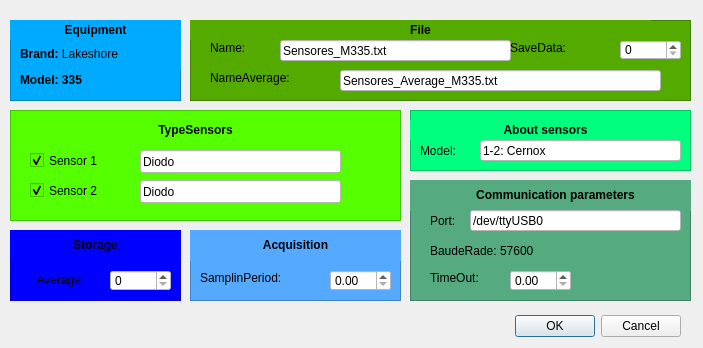
Julian-RC/Inter-Mon-Temp, file MonTemp/tercera.ui: the form before one commit.
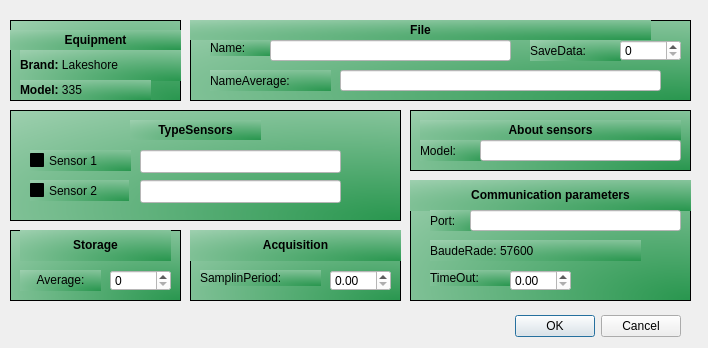
The form after the commit.

```diff
--- a/MonTemp/tercera.ui
+++ b/MonTemp/tercera.ui
@@ -6,7 +6,7 @@
    <rect>
     <x>0</x>
     <y>0</y>
-    <width>703</width>
+    <width>708</width>
     <height>348</height>
    </rect>
   </property>
@@ -39,7 +39,7 @@
     </rect>
    </property>
    <property name="styleSheet">
-    <string notr="true">background-color: rgb(85, 170, 255);
+    <string notr="true">background-color: qradialgradient(spread:pad, cx:0.531, cy:0.664773, radius:2, fx:1, fy:1, stop:0 rgba(40, 150, 78, 255), stop:1 rgba(255, 255, 255, 255));
 font: 12pt &quot;Sans Serif&quot;;</string>
    </property>
    <property name="frameShape">
@@ -57,6 +57,9 @@
       <height>31</height>
      </rect>
     </property>
+    <property name="styleSheet">
+     <string notr="true">background-color: a(0);</string>
+    </property>
     <property name="text">
      <string>&lt;html&gt;&lt;head/&gt;&lt;body&gt;&lt;p align=&quot;center&quot;&gt;&lt;span style=&quot; font-weight:600;&quot;&gt;Acquisition&lt;/span&gt;&lt;/p&gt;&lt;/body&gt;&lt;/html&gt;</string>
     </property>
@@ -70,6 +73,9 @@
       <height>16</height>
      </rect>
     </property>
+    <property name="styleSheet">
+     <string notr="true">background-color: a(0);</string>
+    </property>
     <property name="text">
      <string>SamplinPeriod:</string>
     </property>
@@ -98,7 +104,7 @@
     </rect>
    </property>
    <property name="styleSheet">
-    <string notr="true">background-color: rgb(0, 0, 255);
+    <string notr="true">background-color: qradialgradient(spread:pad, cx:0.531, cy:0.664773, radius:2, fx:1, fy:1, stop:0 rgba(40, 150, 78, 255), stop:1 rgba(255, 255, 255, 255));
 font: 12pt &quot;Sans Serif&quot;;</string>
    </property>
    <property name="frameShape">
@@ -110,12 +116,15 @@
    <widget class="QLabel" name="label_52">
     <property name="geometry">
      <rect>
-      <x>0</x>
+      <x>10</x>
       <y>0</y>
-      <width>171</width>
+      <width>151</width>
       <height>31</height>
      </rect>
     </property>
+    <property name="styleSheet">
+     <string notr="true">background-color: a(0);</string>
+    </property>
     <property name="text">
      <string>&lt;html&gt;&lt;head/&gt;&lt;body&gt;&lt;p align=&quot;center&quot;&gt;&lt;span style=&quot; font-weight:600;&quot;&gt;Storage&lt;/span&gt;&lt;/p&gt;&lt;/body&gt;&lt;/html&gt;</string>
     </property>
@@ -129,6 +138,9 @@
       <height>21</height>
      </rect>
     </property>
+    <property name="styleSheet">
+     <string notr="true">background-color: a(0);</string>
+    </property>
     <property name="text">
      <string>&lt;html&gt;&lt;head/&gt;&lt;body&gt;&lt;p align=&quot;center&quot;&gt;Average:&lt;/p&gt;&lt;/body&gt;&lt;/html&gt;</string>
     </property>
@@ -157,7 +169,7 @@
     </rect>
    </property>
    <property name="styleSheet">
-    <string notr="true">background-color: rgb(85, 255, 0);
+    <string notr="true">background-color: qradialgradient(spread:pad, cx:0.531, cy:0.664773, radius:2, fx:1, fy:1, stop:0 rgba(40, 150, 78, 255), stop:1 rgba(255, 255, 255, 255));
 font: 12pt &quot;Sans Serif&quot;;</string>
    </property>
    <property name="frameShape">
@@ -175,12 +187,12 @@
       <height>21</height>
      </rect>
     </property>
+    <property name="styleSheet">
+     <string notr="true">background-color: a(0);</string>
+    </property>
     <property name="text">
      <string>Sensor 1</string>
     </property>
-    <property name="checked">
-     <bool>true</bool>
-    </property>
    </widget>
    <widget class="QCheckBox" name="sensor2_3">
     <property name="geometry">
@@ -191,11 +203,14 @@
       <height>21</height>
      </rect>
     </property>
+    <property name="styleSheet">
+     <string notr="true">background-color: a(0);</string>
+    </property>
     <property name="text">
      <string>Sensor 2</string>
     </property>
     <property name="checked">
-     <bool>true</bool>
+     <bool>false</bool>
     </property>
    </widget>
    <widget class="QLabel" name="label_7">
@@ -207,6 +222,9 @@
       <height>20</height>
      </rect>
     </property>
+    <property name="styleSheet">
+     <string notr="true">background-color: a(0);</string>
+    </property>
     <property name="text">
      <string>&lt;html&gt;&lt;head/&gt;&lt;body&gt;&lt;p align=&quot;center&quot;&gt;&lt;span style=&quot; font-weight:600;&quot;&gt;TypeSensors&lt;/span&gt;&lt;/p&gt;&lt;/body&gt;&lt;/html&gt;</string>
     </property>
@@ -225,7 +243,7 @@
 font: 10pt &quot;Sans Serif&quot;;</string>
     </property>
     <property name="text">
-     <string>Diodo</string>
+     <string/>
     </property>
    </widget>
    <widget class="QLineEdit" name="lineEdit_12">
@@ -242,7 +260,7 @@
 font: 10pt &quot;Sans Serif&quot;;</string>
     </property>
     <property name="text">
-     <string>Diodo</string>
+     <string/>
     </property>
    </widget>
   </widget>
@@ -256,8 +274,9 @@
     </rect>
    </property>
    <property name="styleSheet">
-    <string notr="true">background-color: rgb(0, 170, 255);
-font: 12pt &quot;Sans Serif&quot;;</string>
+    <string notr="true">background-color: qradialgradient(spread:pad, cx:0.531, cy:0.664773, radius:2, fx:1, fy:1, stop:0 rgba(40, 150, 78, 255), stop:1 rgba(255, 255, 255, 255));
+font: 12pt &quot;Sans Serif&quot;;
+</string>
    </property>
    <property name="frameShape">
     <enum>QFrame::StyledPanel</enum>
@@ -269,11 +288,14 @@
     <property name="geometry">
      <rect>
       <x>10</x>
-      <y>19</y>
+      <y>30</y>
       <width>161</width>
       <height>31</height>
      </rect>
     </property>
+    <property name="styleSheet">
+     <string notr="true">background-color: a(0);</string>
+    </property>
     <property name="text">
      <string>&lt;html&gt;&lt;head/&gt;&lt;body&gt;&lt;p&gt;&lt;span style=&quot; font-weight:600;&quot;&gt;Brand:&lt;/span&gt; Lakeshore&lt;/p&gt;&lt;/body&gt;&lt;/html&gt;</string>
     </property>
@@ -282,24 +304,30 @@
     <property name="geometry">
      <rect>
       <x>10</x>
-      <y>50</y>
+      <y>60</y>
       <width>131</width>
       <height>20</height>
      </rect>
     </property>
+    <property name="styleSheet">
+     <string notr="true">background-color: a(0);</string>
+    </property>
     <property name="text">
-     <string>&lt;html&gt;&lt;head/&gt;&lt;body&gt;&lt;p&gt;&lt;span style=&quot; font-weight:600;&quot;&gt;Model: 335&lt;/span&gt;&lt;/p&gt;&lt;/body&gt;&lt;/html&gt;</string>
+     <string>&lt;html&gt;&lt;head/&gt;&lt;body&gt;&lt;p&gt;&lt;span style=&quot; font-weight:600;&quot;&gt;Model: &lt;/span&gt;335&lt;/p&gt;&lt;/body&gt;&lt;/html&gt;</string>
     </property>
    </widget>
    <widget class="QLabel" name="label_51">
     <property name="geometry">
      <rect>
       <x>0</x>
-      <y>0</y>
+      <y>10</y>
       <width>171</width>
       <height>20</height>
      </rect>
     </property>
+    <property name="styleSheet">
+     <string notr="true">background-color: a(0);</string>
+    </property>
     <property name="text">
      <string>&lt;html&gt;&lt;head/&gt;&lt;body&gt;&lt;p align=&quot;center&quot;&gt;&lt;span style=&quot; font-weight:600;&quot;&gt;Equipment&lt;/span&gt;&lt;/p&gt;&lt;/body&gt;&lt;/html&gt;</string>
     </property>
@@ -315,7 +343,7 @@
     </rect>
    </property>
    <property name="styleSheet">
-    <string notr="true">background-color: rgb(85, 170, 0);
+    <string notr="true">background-color: qradialgradient(spread:pad, cx:0.531, cy:0.664773, radius:2, fx:1, fy:1, stop:0 rgba(40, 150, 78, 255), stop:1 rgba(255, 255, 255, 255));
 font: 12pt &quot;Sans Serif&quot;;</string>
    </property>
    <property name="frameShape">
@@ -333,6 +361,9 @@
       <height>20</height>
      </rect>
     </property>
+    <property name="styleSheet">
+     <string notr="true">background-color: a(0);</string>
+    </property>
     <property name="text">
      <string>&lt;html&gt;&lt;head/&gt;&lt;body&gt;&lt;p align=&quot;center&quot;&gt;&lt;span style=&quot; font-weight:600;&quot;&gt;File&lt;/span&gt;&lt;/p&gt;&lt;/body&gt;&lt;/html&gt;</string>
     </property>
@@ -346,6 +377,9 @@
       <height>16</height>
      </rect>
     </property>
+    <property name="styleSheet">
+     <string notr="true">background-color: a(0);</string>
+    </property>
     <property name="text">
      <string>Name:</string>
     </property>
@@ -353,12 +387,15 @@
    <widget class="QLabel" name="label_47">
     <property name="geometry">
      <rect>
-      <x>320</x>
+      <x>340</x>
       <y>20</y>
-      <width>81</width>
-      <height>16</height>
+      <width>91</width>
+      <height>21</height>
      </rect>
     </property>
+    <property name="styleSheet">
+     <string notr="true">background-color: a(0);</string>
+    </property>
     <property name="text">
      <string>SaveData:</string>
     </property>
@@ -366,9 +403,9 @@
    <widget class="QLineEdit" name="name_5">
     <property name="geometry">
      <rect>
-      <x>90</x>
+      <x>80</x>
       <y>20</y>
-      <width>231</width>
+      <width>241</width>
       <height>21</height>
      </rect>
     </property>
@@ -376,7 +413,7 @@
      <string notr="true">background-color: rgb(255, 255, 255);</string>
     </property>
     <property name="text">
-     <string>Sensores_M335.txt</string>
+     <string/>
     </property>
    </widget>
    <widget class="QSpinBox" name="savedata_3">
@@ -385,7 +422,7 @@
       <x>430</x>
       <y>20</y>
       <width>61</width>
-      <height>20</height>
+      <height>21</height>
      </rect>
     </property>
     <property name="styleSheet">
@@ -399,9 +436,12 @@
       <x>20</x>
       <y>50</y>
       <width>121</width>
-      <height>16</height>
+      <height>21</height>
      </rect>
     </property>
+    <property name="styleSheet">
+     <string notr="true">background-color: a(0);</string>
+    </property>
     <property name="text">
      <string>NameAverage:</string>
     </property>
@@ -419,7 +459,7 @@
      <string notr="true">background-color: rgb(255, 255, 255);</string>
     </property>
     <property name="text">
-     <string>Sensores_Average_M335.txt</string>
+     <string/>
     </property>
    </widget>
   </widget>
@@ -433,7 +473,7 @@
     </rect>
    </property>
    <property name="styleSheet">
-    <string notr="true">background-color: rgb(0, 255, 127);
+    <string notr="true">background-color: qradialgradient(spread:pad, cx:0.531, cy:0.664773, radius:2, fx:1, fy:1, stop:0 rgba(40, 150, 78, 255), stop:1 rgba(255, 255, 255, 255));
 font: 12pt &quot;Sans Serif&quot;;</string>
    </property>
    <property name="frameShape">
@@ -451,6 +491,9 @@
       <height>21</height>
      </rect>
     </property>
+    <property name="styleSheet">
+     <string notr="true">background-color: a(0);</string>
+    </property>
     <property name="text">
      <string>Model:</string>
     </property>
@@ -458,12 +501,15 @@
    <widget class="QLabel" name="label_40">
     <property name="geometry">
      <rect>
-      <x>0</x>
+      <x>10</x>
       <y>10</y>
-      <width>271</width>
+      <width>261</width>
       <height>20</height>
      </rect>
     </property>
+    <property name="styleSheet">
+     <string notr="true">background-color: a(0);</string>
+    </property>
     <property name="text">
      <string>&lt;html&gt;&lt;head/&gt;&lt;body&gt;&lt;p align=&quot;center&quot;&gt;&lt;span style=&quot; font-weight:600;&quot;&gt;About sensors&lt;/span&gt;&lt;/p&gt;&lt;/body&gt;&lt;/html&gt;</string>
     </property>
@@ -482,7 +528,7 @@
 font: 10pt &quot;Sans Serif&quot;;</string>
     </property>
     <property name="text">
-     <string>1-2: Cernox</string>
+     <string/>
     </property>
    </widget>
   </widget>
@@ -496,7 +542,7 @@
     </rect>
    </property>
    <property name="styleSheet">
-    <string notr="true">background-color: rgb(85, 170, 127);
+    <string notr="true">background-color: qradialgradient(spread:pad, cx:0.531, cy:0.664773, radius:2, fx:1, fy:1, stop:0 rgba(40, 150, 78, 255), stop:1 rgba(255, 255, 255, 255));
 font: 12pt &quot;Sans Serif&quot;;</string>
    </property>
    <property name="frameShape">
@@ -510,10 +556,13 @@
      <rect>
       <x>0</x>
       <y>0</y>
-      <width>291</width>
+      <width>281</width>
       <height>31</height>
      </rect>
     </property>
+    <property name="styleSheet">
+     <string notr="true">background-color: a(0);</string>
+    </property>
     <property name="text">
      <string>&lt;html&gt;&lt;head/&gt;&lt;body&gt;&lt;p align=&quot;center&quot;&gt;&lt;span style=&quot; font-weight:600;&quot;&gt;Communication parameters&lt;/span&gt;&lt;/p&gt;&lt;/body&gt;&lt;/html&gt;</string>
     </property>
@@ -527,6 +576,9 @@
       <height>21</height>
      </rect>
     </property>
+    <property name="styleSheet">
+     <string notr="true">background-color: a(0);</string>
+    </property>
     <property name="text">
      <string>Port:</string>
     </property>
@@ -540,6 +592,9 @@
       <height>21</height>
      </rect>
     </property>
+    <property name="styleSheet">
+     <string notr="true">background-color: a(0);</string>
+    </property>
     <property name="text">
      <string>BaudeRade: 57600</string>
     </property>
@@ -553,6 +608,9 @@
       <height>16</height>
      </rect>
     </property>
+    <property name="styleSheet">
+     <string notr="true">background-color: a(0);</string>
+    </property>
     <property name="text">
      <string>TimeOut:</string>
     </property>
@@ -570,7 +628,7 @@
      <string notr="true">background-color: rgb(255, 255, 255);</string>
     </property>
     <property name="text">
-     <string>/dev/ttyUSB0</string>
+     <string/>
     </property>
    </widget>
    <widget class="QDoubleSpinBox" name="timeOut_3">
```
Left out of the diff: 28 changed lines with no effect on the pictures.
